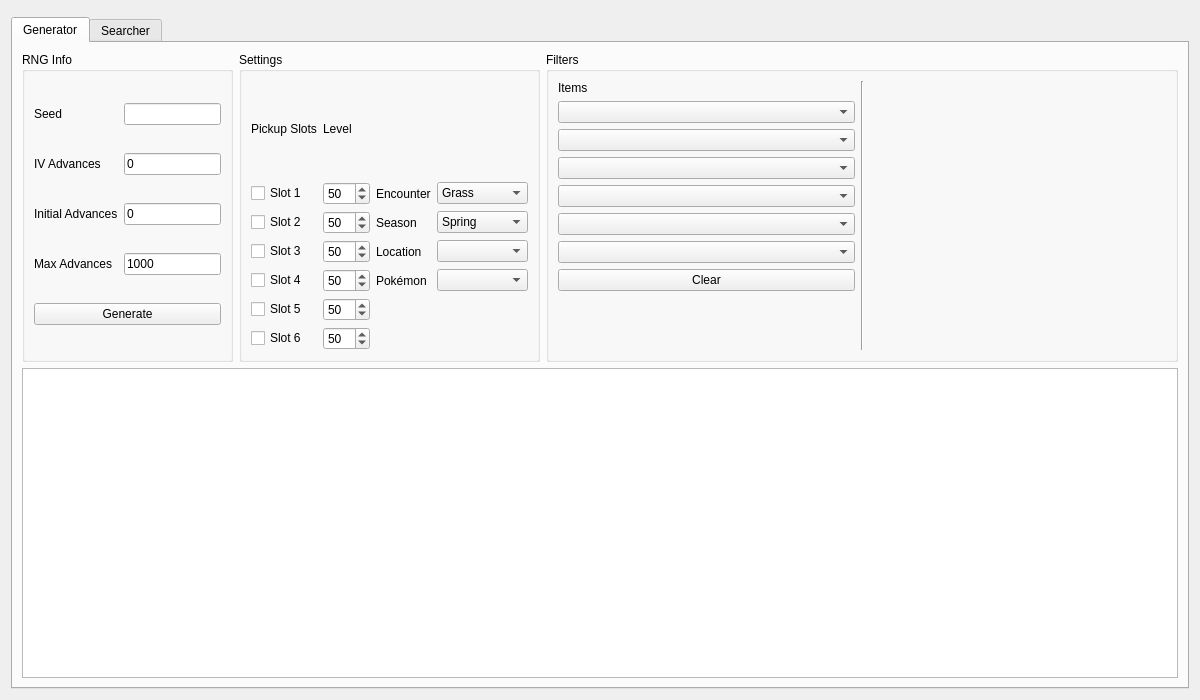
Qt form Form/Gen5/Pickup.ui (Admiral-Fish/PokeFinder) before a commit.
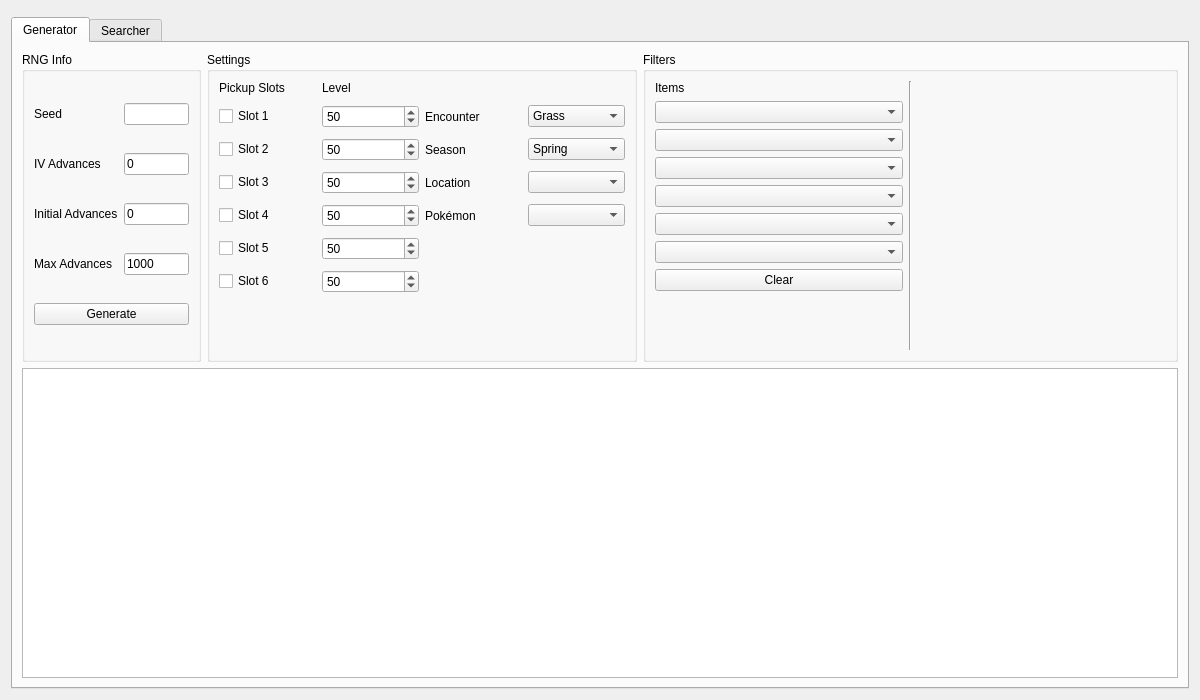
The same form after that commit. Custom widgets are drawn as their Qt base class.

Diff of the .ui file:
```diff
--- a/Form/Gen5/Pickup.ui
+++ b/Form/Gen5/Pickup.ui
@@ -33,6 +33,12 @@
            <verstretch>0</verstretch>
           </sizepolicy>
          </property>
+         <property name="maximumSize">
+          <size>
+           <width>240</width>
+           <height>16777215</height>
+          </size>
+         </property>
          <property name="title">
           <string>RNG Info</string>
          </property>
@@ -107,10 +113,28 @@
            <verstretch>0</verstretch>
           </sizepolicy>
          </property>
+         <property name="minimumSize">
+          <size>
+           <width>430</width>
+           <height>0</height>
+          </size>
+         </property>
+         <property name="maximumSize">
+          <size>
+           <width>660</width>
+           <height>16777215</height>
+          </size>
+         </property>
          <property name="title">
           <string>Settings</string>
          </property>
          <layout class="QGridLayout" name="gridLayout">
+          <property name="verticalSpacing">
+           <number>10</number>
+          </property>
+          <property name="alignment">
+           <set>Qt::AlignTop</set>
+          </property>
           <item row="0" column="0">
            <widget class="QLabel" name="labelGeneratorPickupSlots">
             <property name="text">
@@ -310,7 +334,7 @@
        <item row="0" column="2">
         <widget class="QGroupBox" name="groupBoxGeneratorFilters">
          <property name="sizePolicy">
-          <sizepolicy hsizetype="Preferred" vsizetype="Preferred">
+          <sizepolicy hsizetype="Expanding" vsizetype="Preferred">
            <horstretch>3</horstretch>
            <verstretch>0</verstretch>
           </sizepolicy>
@@ -329,22 +353,64 @@
              </widget>
             </item>
             <item>
-             <widget class="ComboBox" name="comboBoxGeneratorItem1" />
+             <widget class="ComboBox" name="comboBoxGeneratorItem1">
+              <property name="maximumSize">
+               <size>
+                <width>260</width>
+                <height>16777215</height>
+               </size>
+              </property>
+             </widget>
             </item>
             <item>
-             <widget class="ComboBox" name="comboBoxGeneratorItem2" />
+             <widget class="ComboBox" name="comboBoxGeneratorItem2">
+              <property name="maximumSize">
+               <size>
+                <width>260</width>
+                <height>16777215</height>
+               </size>
+              </property>
+             </widget>
             </item>
             <item>
-             <widget class="ComboBox" name="comboBoxGeneratorItem3" />
+             <widget class="ComboBox" name="comboBoxGeneratorItem3">
+              <property name="maximumSize">
+               <size>
+                <width>260</width>
+                <height>16777215</height>
+               </size>
+              </property>
+             </widget>
             </item>
             <item>
-             <widget class="ComboBox" name="comboBoxGeneratorItem4" />
+             <widget class="ComboBox" name="comboBoxGeneratorItem4">
+              <property name="maximumSize">
+               <size>
+                <width>260</width>
+                <height>16777215</height>
+               </size>
+              </property>
+             </widget>
             </item>
             <item>
-             <widget class="ComboBox" name="comboBoxGeneratorItem5" />
+             <widget class="ComboBox" name="comboBoxGeneratorItem5">
+              <property name="maximumSize">
+               <size>
+                <width>260</width>
+                <height>16777215</height>
+               </size>
+              </property>
+             </widget>
             </item>
             <item>
-             <widget class="ComboBox" name="comboBoxGeneratorItem6" />
+             <widget class="ComboBox" name="comboBoxGeneratorItem6">
+              <property name="maximumSize">
+               <size>
+                <width>260</width>
+                <height>16777215</height>
+               </size>
+              </property>
+             </widget>
             </item>
             <item>
              <widget class="QPushButton" name="pushButtonGeneratorClearItems">
```
Left out of the diff: 79 changed lines with no effect on the pictures.
